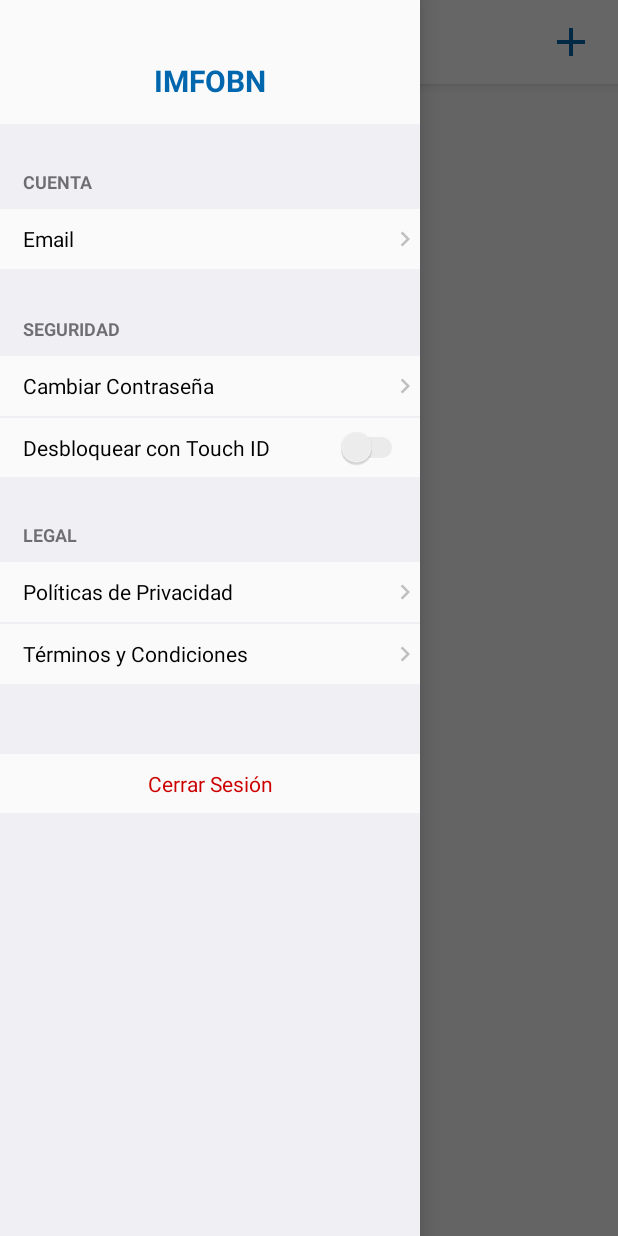
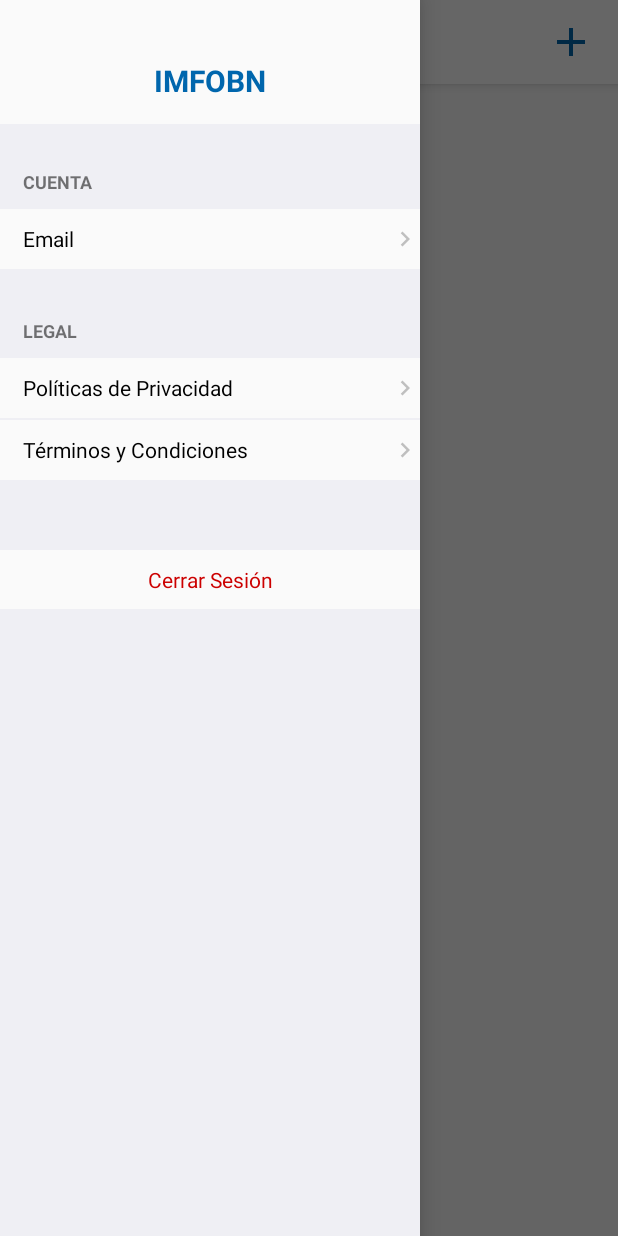
Before and after one commit to jtoruno/MiBeca-Android, an Android app: the Home screen opened directly, with no data from a screen before it, with the side drawer open, on a phone screen of 412 x 824 dp. Run offline under Robolectric (Android 15) with nearby library versions, the phone set to English and light mode, and no system bars; our stand-ins replace Room's generated code; libraries missing offline, so code that uses them is left out: com.amazonaws, com.amazonaws.mobile, com.amazonaws.mobileconnectors, com.amazonaws.type, com.apollographql.apollo; pictures from the network do not load; 17 statements that could not run were skipped.

Commit message:
11/01/2019 version v2

```diff
--- a/app/src/main/java/com/zimplifica/mibeca/Home.kt
+++ b/app/src/main/java/com/zimplifica/mibeca/Home.kt
@@ -13,6 +13,7 @@ import android.support.v7.app.ActionBarDrawerToggle
 import android.util.Log
 import android.view.LayoutInflater
 import android.view.MenuItem
+import android.view.View
 import android.view.Window
 import android.widget.*
 import com.amazonaws.*
@@ -58,6 +59,11 @@ class Home : AppCompatActivity() , NavigationView.OnNavigationItemSelectedListen
     lateinit var customSync: CustomSync
     lateinit var spinnerDialog : Dialog
 
+    lateinit var securityRow : TableRow
+    lateinit var passwordRow : TableRow
+    lateinit var touchIdRow : TableRow
+
+
 
     override fun onNavigationItemSelected(p0: MenuItem): Boolean {
         TODO("not implemented") //To change body of created functions use File | Settings | File Templates.
@@ -95,6 +101,13 @@ class Home : AppCompatActivity() , NavigationView.OnNavigationItemSelectedListen
         }
         signOut = findViewById(R.id.signOutTxt)
         addBtn = findViewById(R.id.addImgBtn)
+        securityRow = findViewById(R.id.security_row_home)
+        securityRow.visibility = View.GONE
+        passwordRow = findViewById(R.id.password_row_home)
+        passwordRow.visibility = View.GONE
+        touchIdRow = findViewById(R.id.touchIdRow)
+        touchIdRow.visibility = View.GONE
+
         accountInfo = findViewById(R.id.accountInfotextView)
         accountInfo.text = AWSMobileClient.getInstance().username
         accountInfo.setOnClickListener {
--- a/app/src/main/res/layout/activity_home.xml
+++ b/app/src/main/res/layout/activity_home.xml
@@ -119,6 +119,7 @@
 
 
                 <TableRow
+                    android:id="@+id/security_row_home"
                     android:layout_width="match_parent"
                     android:layout_height="wrap_content"
                     android:background="@color/backgroundProfile">
@@ -136,6 +137,7 @@
                 </TableRow>
 
                 <TableRow
+                    android:id="@+id/password_row_home"
                     android:layout_width="match_parent"
                     android:layout_height="wrap_content"
                     >
```
